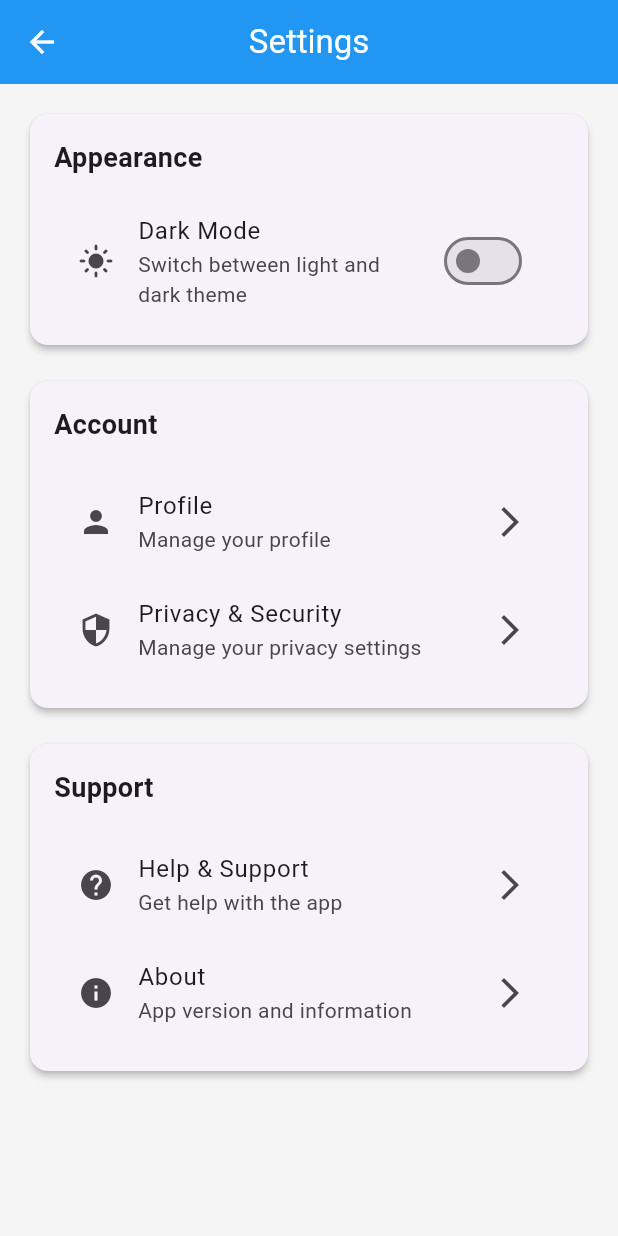
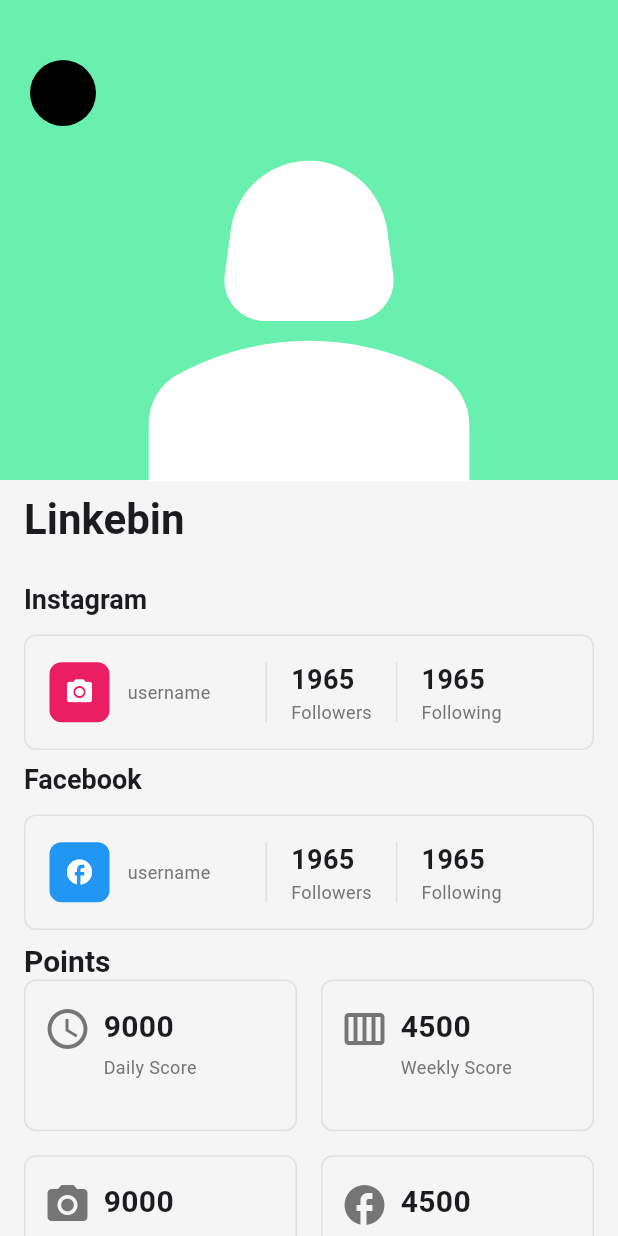
Before and after one commit to AZulUye/Inscore-App, a Flutter app: the SettingsScreen screen opened by its route, after a tap on "Profile", on a phone screen of 412 x 824 dp. Run offline on Flutter 3.47's test engine with Material 3 defaults, Android fonts, the phone set to English and light mode, and no system bars; our stand-ins replace dio, equatable, go_router, logger, shared_preferences; accounts and stored records are empty; network calls fail.

Commit message:
create setting screen and profile screen

```diff
--- /dev/null
+++ b/devtools_options.yaml
@@ -0,0 +1,3 @@
+description: This file stores settings for Dart & Flutter DevTools.
+documentation: https://docs.flutter.dev/tools/devtools/extensions#configure-extension-enablement-states
+extensions:
--- a/lib/core/app_routes.dart
+++ b/lib/core/app_routes.dart
@@ -1,6 +1,10 @@
 import 'package:go_router/go_router.dart';
 import 'package:flutter/material.dart';
 import 'package:inscore_app/screens/main_screen.dart';
+import 'package:provider/provider.dart';
+
+import '../features/profile/presentation/profile_provider.dart';
+import '../features/profile/presentation/profile_screen.dart';
 import '../screens/home_screen.dart';
 import '../screens/settings_screen.dart';
 import '../features/auth/presentation/login_screen.dart';
@@ -11,6 +15,7 @@ class AppRoutes {
   static const String login = '/login';
   static const String dashboard = '/dashboard';
   static const String settings = '/settings';
+  static const String profile = '/profile';
   static const String main = '/main';
 
   static final GoRouter router = GoRouter(
@@ -35,6 +40,14 @@ class AppRoutes {
         path: settings,
         name: 'settings',
         builder: (context, state) => const SettingsScreen(),
+      ),
+      GoRoute(
+        path: profile,
+        name: 'profile',
+        builder: (context, state) => ChangeNotifierProvider(
+          create: (context) => ProfileProvider(),
+          child: const ProfileScreen(),
+        ),
       ),
       GoRoute(
         path: main,
--- /dev/null
+++ b/lib/features/profile/presentation/profile_provider.dart
@@ -0,0 +1,5 @@
+import 'package:inscore_app/core/base_viewmodel.dart';
+
+class ProfileProvider extends BaseViewModel {
+
+}
--- /dev/null
+++ b/lib/features/profile/presentation/profile_screen.dart
@@ -0,0 +1,147 @@
+import 'package:flutter/material.dart';
+import 'package:inscore_app/features/profile/presentation/widget/point_card.dart'
+    show PointCard;
+import '../presentation/widget/social_media_section.dart';
+
+class ProfileScreen extends StatefulWidget {
+  const ProfileScreen({super.key});
+
+  @override
+  State<ProfileScreen> createState() => _ProfileScreenState();
+}
+
+class _ProfileScreenState extends State<ProfileScreen> {
+  @override
+  Widget build(BuildContext context) {
+    return Scaffold(
+      body: SingleChildScrollView(
+        child: Padding(
+          padding: EdgeInsets.only(bottom: 20),
+          child: Column(
+            children: [
+              Stack(
+                clipBehavior: Clip.none,
+                children: [
+                  Container(
+                    height: 320,
+                    decoration: const BoxDecoration(color: Colors.greenAccent),
+                  ),
+
+                  Positioned(
+                    bottom: -54,
+                    left: 0,
+                    right: 0,
+                    child: Center(
+                      child: const Icon(
+                        Icons.person_2_sharp,
+                        size: 320,
+                        color: Colors.white,
+                      ),
+                    ),
+                  ),
+                  Padding(
+                    padding: const EdgeInsets.symmetric(
+                      vertical: 40,
+                      horizontal: 20,
+                    ),
+                    child: InkWell(
+                      onTap: () {}, // fungsi kembali
+                      borderRadius: BorderRadius.circular(50),
+                      child: Container(
+                        padding: const EdgeInsets.all(10),
+                        decoration: BoxDecoration(
+                          color: Colors.black,
+                          shape: BoxShape.circle,
+                        ),
+                        child: const Icon(
+                          Icons.arrow_back,
+                          color: Colors.black,
+                          size: 24,
+                        ),
+                      ),
+                    ),
+                  ),
+                ],
+              ),
+
+              Padding(
+                padding: const EdgeInsets.symmetric(horizontal: 16),
+                child: Column(
+                  crossAxisAlignment: CrossAxisAlignment.start,
+                  children: [
+                    const SizedBox(height: 8),
+                    Text(
+                      'Linkebin',
+                      style: Theme.of(context).textTheme.headlineMedium
+                          ?.copyWith(fontWeight: FontWeight.bold, fontSize: 28),
+                    ),
+                    const SizedBox(height: 24),
+
+                    SocialMediaSection(
+                      title: 'Instagram',
+                      iconColor: Colors.pink,
+                      iconData: Icons.camera_alt,
+                      username: 'username',
+                      followers: '1965',
+                    ),
+
+                    const SizedBox(height: 8),
+                    SocialMediaSection(
+                      title: 'Facebook',
+                      iconColor: Colors.blue,
+                      iconData: Icons.facebook,
+                      username: 'username',
+                      followers: '1965',
+                    ),
+
+                    const SizedBox(height: 8),
+
+                    Text(
+                      'Points',
+                      style: Theme.of(context).textTheme.titleLarge?.copyWith(
+                        fontWeight: FontWeight.bold,
+                        fontSize: 20,
+                      ),
+                    ),
+
+                    GridView.count(
+                      shrinkWrap: true,
+                      physics: const NeverScrollableScrollPhysics(),
+                      crossAxisCount: 2,
+                      crossAxisSpacing: 16,
+                      mainAxisSpacing: 16,
+                      childAspectRatio: 1.8,
+                      padding: EdgeInsets.zero,
+                      children: [
+                        PointCard(
+                          icon: Icons.access_time,
+                          score: '9000',
+                          label: 'Daily Score',
+                        ),
+                        PointCard(
+                          icon: Icons.calendar_view_week,
+                          score: '4500',
+                          label: 'Weekly Score',
+                        ),
+                        PointCard(
+                          icon: Icons.camera_alt,
+                          score: '9000',
+                          label: 'Instagram Score',
+                        ),
+                        PointCard(
+                          icon: Icons.facebook,
+                          score: '4500',
+                          label: 'Facebook Score',
+                        ),
+                      ],
+                    ),
+                  ],
+                ),
+              ),
+            ],
+          ),
+        ),
+      ),
+    );
+  }
+}
--- /dev/null
+++ b/lib/features/profile/presentation/widget/point_card.dart
@@ -0,0 +1,74 @@
+import 'package:flutter/material.dart';
+
+class PointCard extends StatelessWidget {
+  final IconData icon;
+  final String score;
+  final String label;
+
+  const PointCard({
+    Key? key,
+    required this.icon,
+    required this.score,
+    required this.label,
+  }) : super(key: key);
+
+  @override
+  Widget build(BuildContext context) {
+    return Container(
+      decoration: BoxDecoration(
+        border: Border.all(color: Colors.grey.shade300),
+        borderRadius: BorderRadius.circular(8),
+      ),
+      padding: const EdgeInsets.symmetric(vertical: 16, horizontal: 12),
+      child: Row(
+        crossAxisAlignment: CrossAxisAlignment.start,
+        children: [
+          Flexible(child: Icon(icon, size: 32, color: Colors.grey.shade600)),
+          SizedBox(width: 8),
+          Flexible(
+            flex: 3,
+            child: Column(
+              crossAxisAlignment: CrossAxisAlignment.start,
+              children: [
+                Text(
+                  score,
+                  style: const TextStyle(
+                    fontWeight: FontWeight.bold,
+                    fontSize: 20,
+                  ),
+                ),
+                const SizedBox(height: 4),
+                Text(
+                  label,
+                  style: TextStyle(color: Colors.grey.shade600, fontSize: 12),
+                ),
+              ],
+            ),
+          ),
+        ],
+      ),
+      // child: Column(
+      //   mainAxisAlignment: MainAxisAlignment.center,
+      //   children: [
+      //     Icon(icon, size: 24, color: Colors.grey.shade600),
+      //     const SizedBox(height: 8),
+      //     Text(
+      //       score,
+      //       style: const TextStyle(
+      //         fontWeight: FontWeight.bold,
+      //         fontSize: 20,
+      //       ),
+      //     ),
+      //     const SizedBox(height: 4),
+      //     Text(
+      //       label,
+      //       style: TextStyle(
+      //         color: Colors.grey.shade600,
+      //         fontSize: 12,
+      //       ),
+      //     ),
+      //   ],
+      // ),
+    );
+  }
+}
--- /dev/null
+++ b/lib/features/profile/presentation/widget/social_media_section.dart
@@ -0,0 +1,126 @@
+import 'package:flutter/material.dart';
+
+class SocialMediaSection extends StatelessWidget {
+  final String title;
+  final Color iconColor;
+  final IconData iconData;
+  final String username;
+  final String followers;
+
+  const SocialMediaSection({
+    Key? key,
+    required this.title,
+    required this.iconColor,
+    required this.iconData,
+    required this.username,
+    required this.followers,
+  }) : super(key: key);
+
+  @override
+  Widget build(BuildContext context) {
+    return Column(
+      crossAxisAlignment: CrossAxisAlignment.start,
+      children: [
+        Text(
+          title,
+          style: Theme.of(context).textTheme.titleLarge?.copyWith(
+            fontWeight: FontWeight.bold,
+            fontSize: 18,
+          ),
+        ),
+        const SizedBox(height: 12),
+        Container(
+          padding: const EdgeInsets.all(16),
+          decoration: BoxDecoration(
+            border: Border.all(color: Colors.grey.shade300),
+            borderRadius: BorderRadius.circular(8),
+          ),
+          child: Row(
+            children: [
+              // Social Media Icon
+              Container(
+                width: 40,
+                height: 40,
+                decoration: BoxDecoration(
+                  color: iconColor,
+                  borderRadius: BorderRadius.circular(8),
+                ),
+                child: Icon(iconData, color: Colors.white, size: 20),
+              ),
+              const SizedBox(width: 12),
+
+              // Username (expand to take remaining space)
+              Expanded(
+                child: Text(
+                  username,
+                  style: TextStyle(color: Colors.grey.shade600, fontSize: 12),
+                  overflow: TextOverflow.ellipsis,
+                ),
+              ),
+
+              const SizedBox(width: 16),
+
+              // Separator
+              Container(width: 1, height: 40, color: Colors.grey.shade300),
+              const SizedBox(width: 16),
+
+              // Followers (use Flexible so it doesn't force overflow)
+              Flexible(
+                fit: FlexFit.loose,
+                child: Column(
+                  crossAxisAlignment: CrossAxisAlignment.start,
+                  children: [
+                    Text(
+                      followers,
+                      style: const TextStyle(
+                        fontWeight: FontWeight.bold,
+                        fontSize: 18,
+                      ),
+                    ),
+                    Text(
+                      'Followers',
+                      style: TextStyle(
+                        color: Colors.grey.shade600,
+                        fontSize: 12,
+                      ),
+                    ),
+                  ],
+                ),
+              ),
+
+              const SizedBox(width: 16),
+
+              // Separator
+              Container(width: 1, height: 40, color: Colors.grey.shade300),
+              const SizedBox(width: 16),
+
+              // Duplicate followers section (also wrapped in Flexible)
+              Flexible(
+                fit: FlexFit.loose,
+                child: Column(
+                  crossAxisAlignment: CrossAxisAlignment.start,
+                  children: [
+                    Text(
+                      followers,
+                      style: const TextStyle(
+                        fontWeight: FontWeight.bold,
+                        fontSize: 18,
+                      ),
+                    ),
+                    Text(
+                      'Following',
+                      style: TextStyle(
+                        color: Colors.grey.shade600,
+                        fontSize: 12,
+                      ),
+                    ),
+                  ],
+                ),
+              ),
+            ],
+          ),
+        ),
+      ],
+    );
+  }
+}
--- a/lib/screens/settings_screen.dart
+++ b/lib/screens/settings_screen.dart
@@ -20,118 +20,117 @@ class SettingsScreen extends StatelessWidget {
       body: ListView(
         padding: const EdgeInsets.all(16),
         children: [
-          Card(
-            child: Padding(
-              padding: const EdgeInsets.all(16),
-              child: Column(
-                crossAxisAlignment: CrossAxisAlignment.start,
+          // Account Section
+          _buildSection(
+            context,
+            icon: Icons.person,
+            title: 'Account',
             children: [
-                  const Text(
-                    'Appearance',
-                    style: TextStyle(
-                      fontSize: 18,
-                      fontWeight: FontWeight.bold,
+              _buildListTile(
+                context,
+                title: 'Profile',
+                onTap: () => context.go(AppRoutes.profile),
               ),
+              _buildListTile(
+                context,
+                title: 'Change Password',
+                onTap: () {
+                  // TODO: Navigate to change password screen
+                  ScaffoldMessenger.of(context).showSnackBar(
+                    const SnackBar(
+                      content: Text('Change password feature coming soon'),
                     ),
-                  const SizedBox(height: 16),
-                  Consumer<ThemeProvider>(
-                    builder: (context, themeProvider, child) {
-                      return SwitchListTile(
-                        title: const Text('Dark Mode'),
-                        subtitle: const Text('Switch between light and dark theme'),
-                        value: themeProvider.isDarkMode,
-                        onChanged: (value) => themeProvider.toggleTheme(),
-                        secondary: Icon(
-                          themeProvider.isDarkMode
-                              ? Icons.dark_mode
-                              : Icons.light_mode,
+                  );
+                },
+              ),
+              _buildListTile(
+                context,
+                title: 'Instagram',
+                onTap: () {
+                  // TODO: Navigate to Instagram integration
+                  ScaffoldMessenger.of(context).showSnackBar(
+                    const SnackBar(
+                      content: Text('Instagram integration coming soon'),
+                    ),
+                  );
+                },
+              ),
+              _buildListTile(
+                context,
+                title: 'Facebook',
+                onTap: () {
+                  // TODO: Navigate to Facebook integration
+                  ScaffoldMessenger.of(context).showSnackBar(
+                    const SnackBar(
+                      content: Text('Facebook integration coming soon'),
                     ),
                   );
                 },
               ),
             ],
           ),
+          const SizedBox(height: 24),
+
+          // Notification Section
+          _buildSection(
+            context,
+            icon: Icons.notifications,
+            title: 'Notification',
+            children: [
+              Consumer<ThemeProvider>(
+                builder: (context, themeProvider, child) {
+                  return SwitchListTile(
+                    title: const Text('App Notification'),
+                    value:
+                        true, // You can add notification preference to theme provider
+                    onChanged: (value) {
+                      // TODO: Implement notification toggle
+                      ScaffoldMessenger.of(context).showSnackBar(
+                        SnackBar(
+                          content: Text(
+                            'Notifications ${value ? 'enabled' : 'disabled'}',
                           ),
                         ),
-          const SizedBox(height: 16),
-          Card(
-            child: Padding(
-              padding: const EdgeInsets.all(16),
-              child: Column(
-                crossAxisAlignment: CrossAxisAlignment.start,
-                children: [
-                  const Text(
-                    'Account',
-                    style: TextStyle(
-                      fontSize: 18,
-                      fontWeight: FontWeight.bold,
-                    ),
-                  ),
-                  const SizedBox(height: 16),
-                  ListTile(
-                    leading: const Icon(Icons.person),
-                    title: const Text('Profile'),
-                    subtitle: const Text('Manage your profile'),
-                    trailing: const Icon(Icons.arrow_forward_ios),
-                    onTap: () {
-                      // TODO: Navigate to profile screen
+                      );
                     },
-                  ),
-                  ListTile(
-                    leading: const Icon(Icons.security),
-                    title: const Text('Privacy & Security'),
-                    subtitle: const Text('Manage your privacy settings'),
-                    trailing: const Icon(Icons.arrow_forward_ios),
-                    onTap: () {
-                      // TODO: Navigate to privacy screen
+                    activeColor: Theme.of(context).primaryColor,
+                  );
                 },
               ),
             ],
           ),
+          const SizedBox(height: 24),
+
+          // Appearance Section (Hidden but keeping dark mode toggle)
+          Consumer<ThemeProvider>(
+            builder: (context, themeProvider, child) {
+              return _buildSection(
+                context,
+                icon: Icons.palette,
+                title: 'Appearance',
+                children: [
+                  SwitchListTile(
+                    title: const Text('Dark Mode'),
+                    subtitle: const Text('Switch between light and dark theme'),
+                    value: themeProvider.isDarkMode,
+                    onChanged: (value) => themeProvider.toggleTheme(),
+                    activeColor: Theme.of(context).primaryColor,
                   ),
-          ),
-          const SizedBox(height: 16),
-          Card(
-            child: Padding(
-              padding: const EdgeInsets.all(16),
-              child: Column(
-                crossAxisAlignment: CrossAxisAlignment.start,
-                children: [
-                  const Text(
-                    'Support',
-                    style: TextStyle(
-                      fontSize: 18,
-                      fontWeight: FontWeight.bold,
-                    ),
-                  ),
-                  const SizedBox(height: 16),
-                  ListTile(
-                    leading: const Icon(Icons.help),
-                    title: const Text('Help & Support'),
-                    subtitle: const Text('Get help with the app'),
-                    trailing: const Icon(Icons.arrow_forward_ios),
-                    onTap: () {
-                      // TODO: Navigate to help screen
-                    },
-                  ),
-                  ListTile(
-                    leading: const Icon(Icons.info),
-                    title: const Text('About'),
-                    subtitle: const Text('App version and information'),
-                    trailing: const Icon(Icons.arrow_forward_ios),
-                    onTap: () {
-                      showAboutDialog(
-                        context: context,
-                        applicationName: 'Inscore App',
-                        applicationVersion: '1.0.0',
-                        applicationIcon: const Icon(Icons.apps),
-                        children: [
-                          const Text('A Flutter application built with clean architecture.'),
                 ],
               );
             },
           ),
-                ],
+          const SizedBox(height: 24),
+
+          // Sign Out
+          Center(
+            child: TextButton(
+              onPressed: () {
+                _showSignOutDialog(context);
+              },
+              child: const Text(
+                'Sign Out',
+                style: TextStyle(color: Colors.red, fontSize: 16),
               ),
             ),
           ),
@@ -139,4 +138,93 @@ class SettingsScreen extends StatelessWidget {
       ),
     );
   }
+
+  Widget _buildSection(
+    BuildContext context, {
+    required IconData icon,
+    required String title,
+    required List<Widget> children,
+  }) {
+    return Column(
+      crossAxisAlignment: CrossAxisAlignment.start,
+      children: [
+        // Section Header
+        Padding(
+          padding: const EdgeInsets.only(left: 4, bottom: 12),
+          child: Row(
+            children: [
+              Container(
+                padding: const EdgeInsets.all(8),
+                decoration: BoxDecoration(
+                  color: Colors.grey.shade100,
+                  shape: BoxShape.circle,
+                ),
+                child: Icon(icon, size: 20, color: Colors.grey.shade600),
+              ),
+              const SizedBox(width: 12),
+              Text(
+                title,
+                style: const TextStyle(
+                  fontSize: 18,
+                  fontWeight: FontWeight.bold,
+                ),
+              ),
+            ],
+          ),
+        ),
+        // Section Content
+        Card(
+          elevation: 0,
+          color: Colors.grey.shade50,
+          shape: RoundedRectangleBorder(
+            borderRadius: BorderRadius.circular(12),
+          ),
+          child: Column(children: children),
+        ),
+      ],
+    );
   }
+
+  Widget _buildListTile(
+    BuildContext context, {
+    required String title,
+    required VoidCallback onTap,
+  }) {
+    return ListTile(
+      title: Text(title),
+      trailing: const Icon(Icons.arrow_forward_ios, size: 16),
+      onTap: onTap,
+    );
+  }
+
+  void _showSignOutDialog(BuildContext context) {
+    showDialog(
+      context: context,
+      builder: (BuildContext context) {
+        return AlertDialog(
+          title: const Text('Sign Out'),
+          content: const Text('Are you sure you want to sign out?'),
+          actions: [
+            TextButton(
+              onPressed: () => Navigator.of(context).pop(),
+              child: const Text('Cancel'),
+            ),
+            TextButton(
+              onPressed: () {
+                Navigator.of(context).pop();
+                // TODO: Implement sign out logic
+                ScaffoldMessenger.of(context).showSnackBar(
+                  const SnackBar(content: Text('Signed out successfully')),
+                );
+              },
+              child: const Text(
+                'Sign Out',
+                style: TextStyle(color: Colors.red),
+              ),
+            ),
+          ],
+        );
+      },
+    );
+  }
+}
```
Lines whose indentation alone changed are shown as unchanged.
